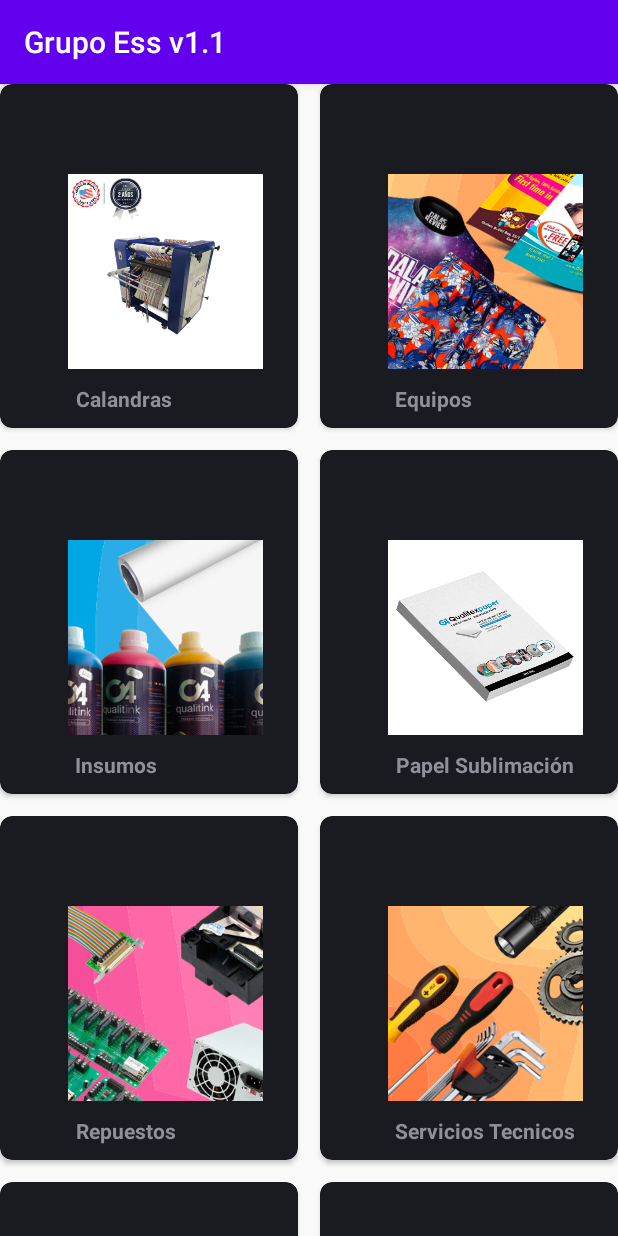
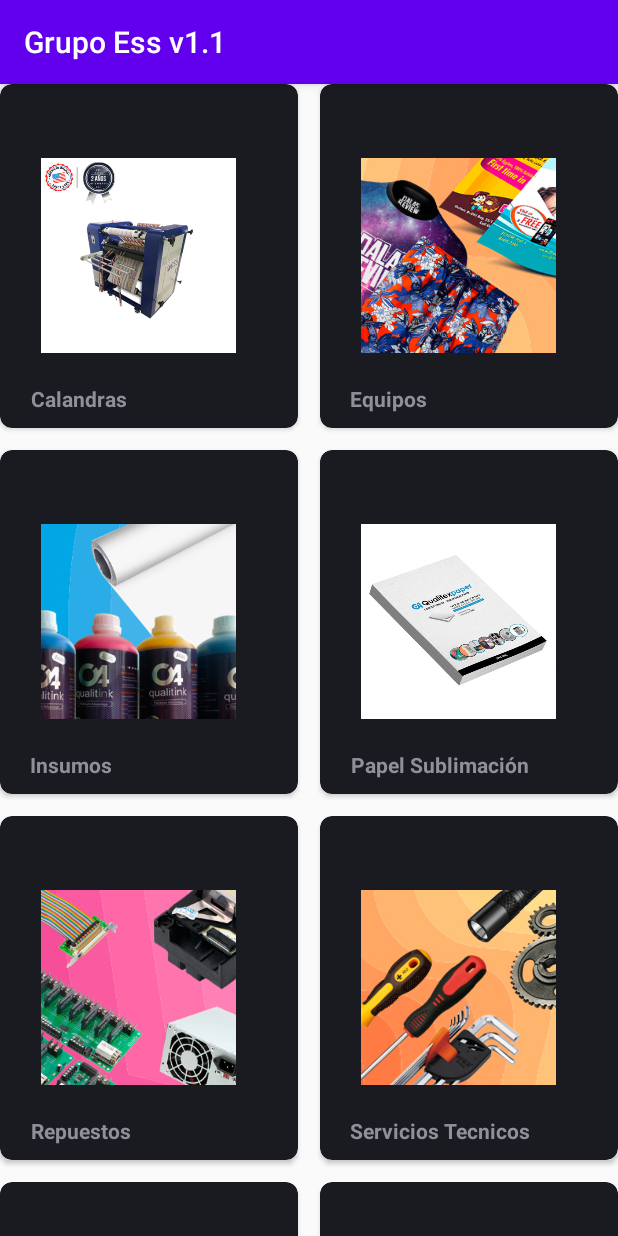
Before and after one commit to OscarYesid1982/GrupoEssv1.1, an Android app: the screen it shows after launch (MainActivity), on a phone screen of 412 x 824 dp. Run offline under Robolectric (Android 15) with nearby library versions, the phone set to English and light mode, and no system bars.

Commit message:
Centrar la imagenes y el texto

```diff
--- a/app/build.gradle
+++ b/app/build.gradle
@@ -34,5 +34,6 @@ dependencies {
     testImplementation 'junit:junit:4.12'
     androidTestImplementation 'androidx.test.ext:junit:1.1.2'
     androidTestImplementation 'androidx.test.espresso:espresso-core:3.3.0'
+    implementation 'com.android.volley:volley:1.1.1'
 
 }
--- a/app/src/main/res/layout/card_view_item_grid.xml
+++ b/app/src/main/res/layout/card_view_item_grid.xml
@@ -5,21 +5,24 @@
     android:layout_width="match_parent"
     android:layout_height="match_parent"
     app:cardCornerRadius="8dp"
+    android:layout_centerHorizontal="true"
     app:cardPreventCornerOverlap="true"
     android:elevation="5dp">
 
     <RelativeLayout
-        android:layout_width="match_parent"
+        android:layout_width="wrap_content"
         android:layout_height="wrap_content"
         android:padding="10dp">
 
         <ImageView
             android:id="@+id/icons"
+            android:layout_centerInParent="true"
             android:layout_width="130dp"
             android:layout_height="130dp"
             android:layout_marginLeft="35dp"
             android:layout_marginTop="50dp"
-            android:src="@drawable/papel_sublima"/>
+            android:src="@drawable/papel_sublima" />
+
         <TextView
             android:id="@+id/name_text_view"
             android:layout_width="wrap_content"
@@ -27,6 +30,8 @@
             android:layout_below="@id/icons"
             android:layout_marginLeft="40dp"
             android:layout_marginTop="10dp"
+            android:layout_marginStart="10dp"
+            android:layout_marginEnd="25sp"
             android:gravity="center"
             android:text="Papel Sublimación"
             android:textStyle="bold"/>
```
